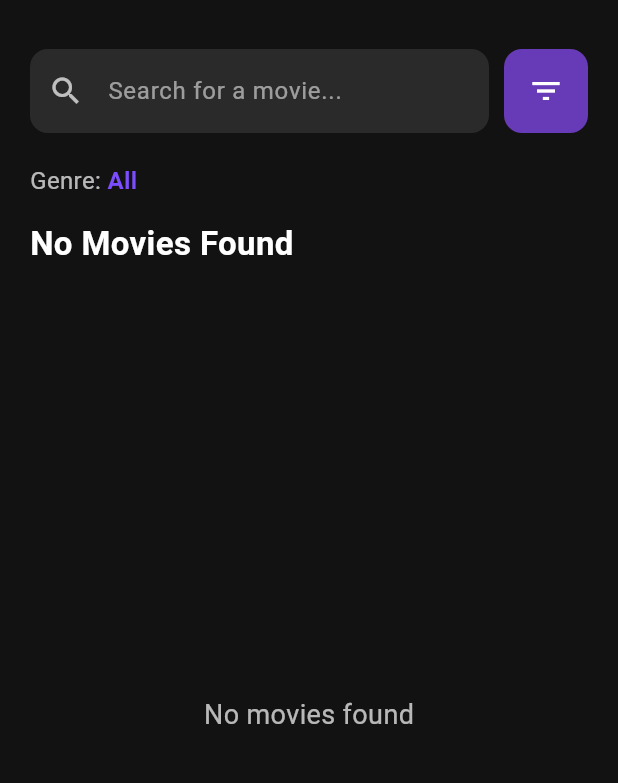
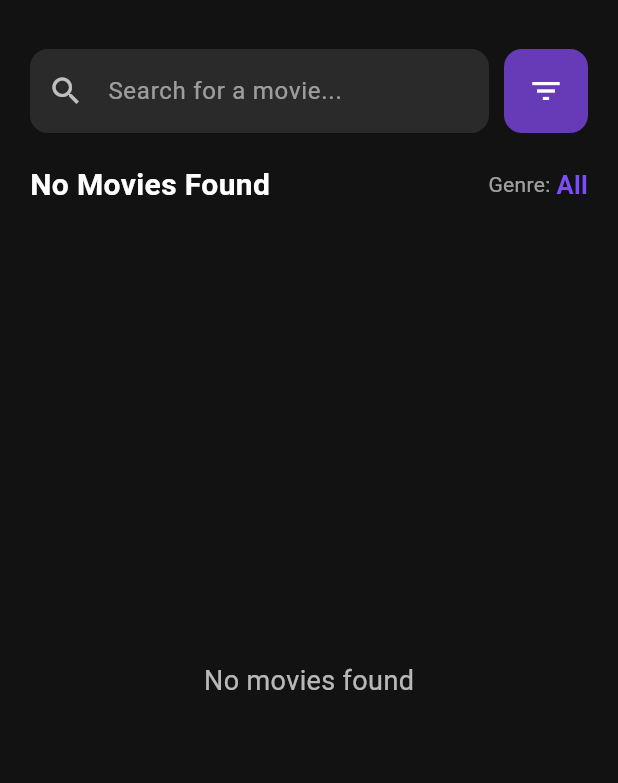
Before and after one commit to samaahmed1472-byte/CartoonFlix, a Flutter app: the HomeScreen screen opened directly, on a phone screen of 412 x 824 dp, the part 65-848 px from its top. Run offline on Flutter 3.47's test engine with Material 3 defaults, Android fonts, the phone set to English and light mode, and no system bars; our stand-ins replace firebase_auth, firebase_core, hive_flutter; accounts and stored records are empty; network calls fail.

Commit message:
Update movie details screen

```diff
--- a/lib/screens/home_screen.dart
+++ b/lib/screens/home_screen.dart
@@ -353,42 +353,47 @@ class _HomeScreenState extends State<HomeScreen> {
 
                 const SizedBox(height: 20),
 
-                // ==================== Genre ====================
+                // ==================== Genre + Title ====================
                 Row(
+                  mainAxisAlignment: MainAxisAlignment.spaceBetween,
+                  crossAxisAlignment: CrossAxisAlignment.center,
+
                   children: [
-                    const Text(
-                      'Genre: ',
-                      style: TextStyle(color: Colors.white70, fontSize: 16),
+                    // Popular Movies - Left
+                    Text(
+                      provider.filteredMovies.isEmpty
+                          ? 'No Movies Found'
+                          : 'Popular Movies',
+
+                      style: const TextStyle(
+                        color: Colors.white,
+                        fontSize: 20,
+                        fontWeight: FontWeight.bold,
+                      ),
                     ),
 
-                    Text(
-                      provider.selectedGenre,
+                    // Genre - Right
+                    Row(
+                      children: [
+                        const Text(
+                          'Genre: ',
+                          style: TextStyle(color: Colors.white60, fontSize: 14),
+                        ),
 
-                      style: const TextStyle(
-                        color: Colors.deepPurpleAccent,
-                        fontSize: 16,
-                        fontWeight: FontWeight.bold,
-                      ),
+                        Text(
+                          provider.selectedGenre,
+                          style: const TextStyle(
+                            color: Colors.deepPurpleAccent,
+                            fontSize: 17,
+                            fontWeight: FontWeight.bold,
+                          ),
+                        ),
+                      ],
                     ),
                   ],
                 ),
 
-                const SizedBox(height: 15),
-
-                // ==================== Title ====================
-                Text(
-                  provider.filteredMovies.isEmpty
-                      ? 'No Movies Found'
-                      : 'Popular Movies',
-
-                  style: const TextStyle(
-                    color: Colors.white,
-                    fontSize: 22,
-                    fontWeight: FontWeight.bold,
-                  ),
-                ),
-
-                const SizedBox(height: 15),
+                const SizedBox(height: 10),
 
                 // ==================== Grid ====================
                 Expanded(
```
Also changed, not shown: lib/screens/movie_details_screen.dart (+68 -11 lines).
